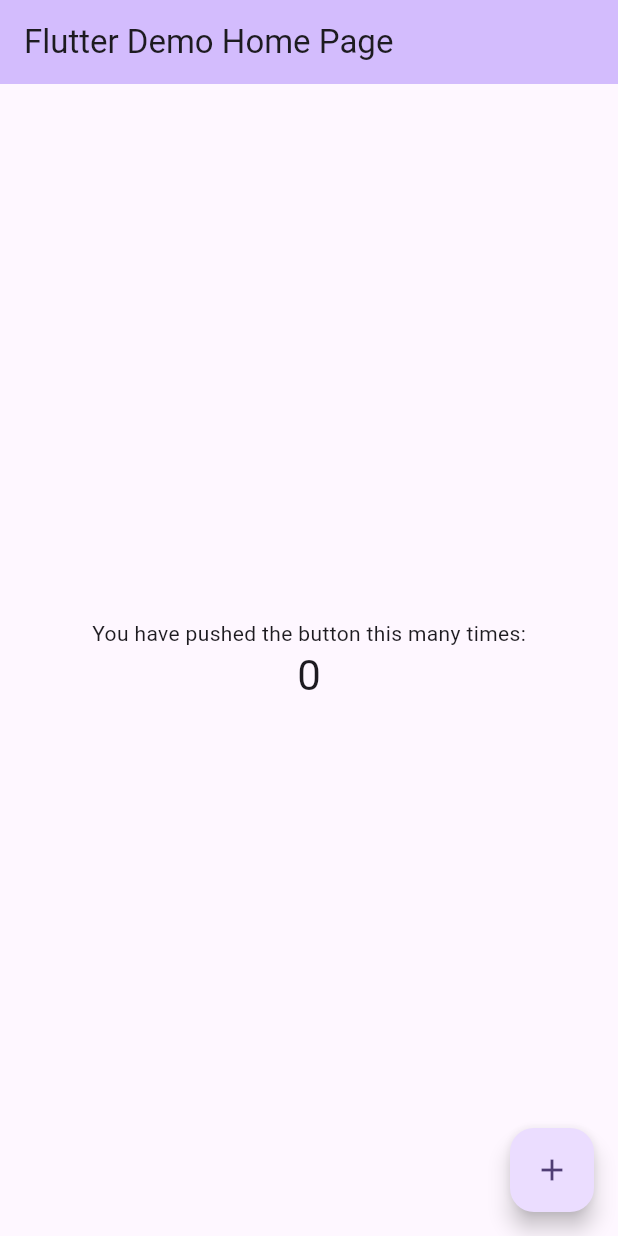
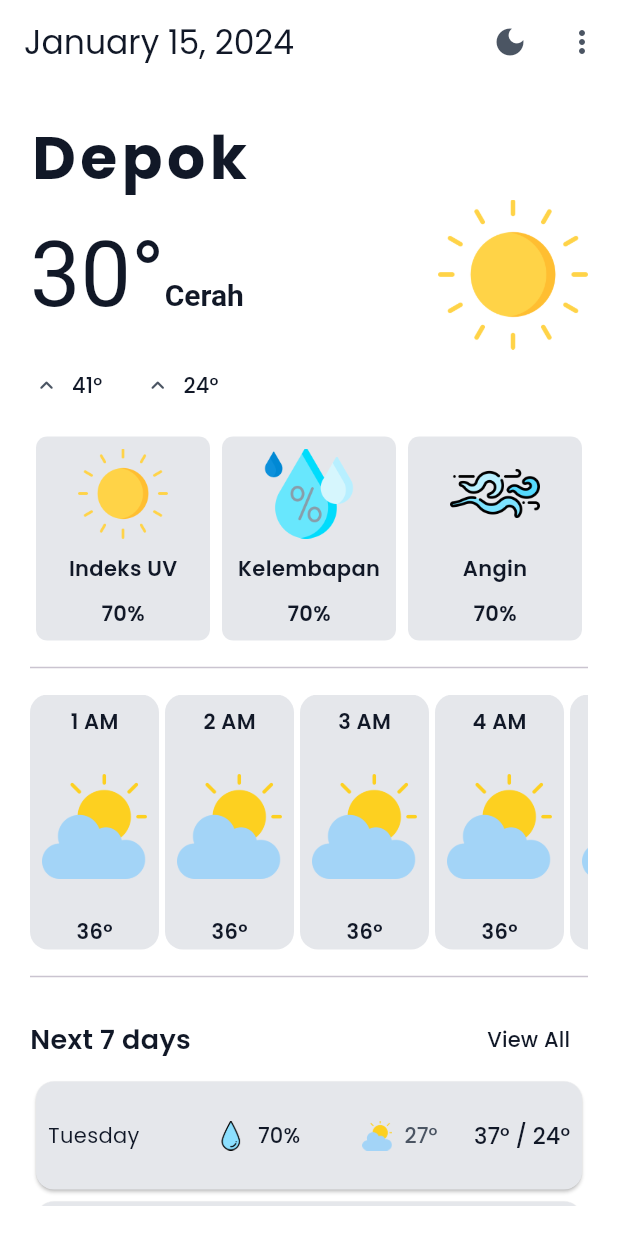
Before and after one commit to nandainun/weather_app_flutter, a Flutter app: the screen it shows after launch, on a phone screen of 412 x 824 dp. Run offline on Flutter 3.47's test engine with Material 3 defaults, Android fonts, the phone set to English and light mode, and no system bars; our stand-ins replace get, google_fonts, velocity_x.

Commit message:
theme mode

```diff
--- a/lib/consts/images.dart
+++ b/lib/consts/images.dart
@@ -1,3 +1,4 @@
-const String clouds = "assets/icons/clouds.png";
+const String clouds = "assets/icons/cloud.png";
 const String humidity = "assets/icons/humidity.png";
 const String windspeed = "assets/icons/windspeed.png";
+const String uv = "assets/weather/03w.png";
--- /dev/null
+++ b/lib/controllers/main_controller.dart
@@ -0,0 +1,11 @@
+import 'package:flutter/material.dart';
+import 'package:get/get.dart';
+
+class MainController extends GetxController {
+  var isDark = false.obs;
+
+  changeTheme() {
+    isDark.value = !isDark.value;
+    Get.changeThemeMode(isDark.value ? ThemeMode.dark : ThemeMode.light);
+  }
+}
--- a/lib/main.dart
+++ b/lib/main.dart
@@ -1,4 +1,12 @@
 import 'package:flutter/material.dart';
+import 'package:get/get.dart';
+import 'package:google_fonts/google_fonts.dart';
+import 'package:velocity_x/velocity_x.dart';
+import 'package:intl/intl.dart';
+import 'package:weather_app/consts/images.dart';
+import 'package:weather_app/consts/strings.dart';
+import 'package:weather_app/controllers/main_controller.dart';
+import 'package:weather_app/themes.dart';
 
 void main() {
   runApp(const MyApp());
@@ -10,116 +18,271 @@ class MyApp extends StatelessWidget {
   // This widget is the root of your application.
   @override
   Widget build(BuildContext context) {
-    return MaterialApp(
-      title: 'Flutter Demo',
-      theme: ThemeData(
-        // This is the theme of your application.
-        //
-        // TRY THIS: Try running your application with "flutter run". You'll see
-        // the application has a purple toolbar. Then, without quitting the app,
-        // try changing the seedColor in the colorScheme below to Colors.green
-        // and then invoke "hot reload" (save your changes or press the "hot
-        // reload" button in a Flutter-supported IDE, or press "r" if you used
-        // the command line to start the app).
-        //
-        // Notice that the counter didn't reset back to zero; the application
-        // state is not lost during the reload. To reset the state, use hot
-        // restart instead.
-        //
-        // This works for code too, not just values: Most code changes can be
-        // tested with just a hot reload.
-        colorScheme: ColorScheme.fromSeed(seedColor: Colors.deepPurple),
-        useMaterial3: true,
-      ),
-      home: const MyHomePage(title: 'Flutter Demo Home Page'),
+    return GetMaterialApp(
+      theme: CustomThemes.lighTheme,
+      darkTheme: CustomThemes.darkTheme,
+      themeMode: ThemeMode.light,
+      debugShowCheckedModeBanner: false,
+      home: const WeatherApp(),
+      title: 'Weather App',
     );
   }
 }
 
-class MyHomePage extends StatefulWidget {
-  const MyHomePage({super.key, required this.title});
-
-  // This widget is the home page of your application. It is stateful, meaning
-  // that it has a State object (defined below) that contains fields that affect
-  // how it looks.
-
-  // This class is the configuration for the state. It holds the values (in this
-  // case the title) provided by the parent (in this case the App widget) and
-  // used by the build method of the State. Fields in a Widget subclass are
-  // always marked "final".
-
-  final String title;
-
-  @override
-  State<MyHomePage> createState() => _MyHomePageState();
-}
-
-class _MyHomePageState extends State<MyHomePage> {
-  int _counter = 0;
-
-  void _incrementCounter() {
-    setState(() {
-      // This call to setState tells the Flutter framework that something has
-      // changed in this State, which causes it to rerun the build method below
-      // so that the display can reflect the updated values. If we changed
-      // _counter without calling setState(), then the build method would not be
-      // called again, and so nothing would appear to happen.
-      _counter++;
-    });
-  }
+class WeatherApp extends StatelessWidget {
+  const WeatherApp({super.key});
 
   @override
   Widget build(BuildContext context) {
-    // This method is rerun every time setState is called, for instance as done
-    // by the _incrementCounter method above.
-    //
-    // The Flutter framework has been optimized to make rerunning build methods
-    // fast, so that you can just rebuild anything that needs updating rather
-    // than having to individually change instances of widgets.
+    var date = DateFormat("yMMMMd").format(DateTime.now());
+    var theme = Theme.of(context);
+    var controller = Get.put(MainController());
+
     return Scaffold(
+      backgroundColor: theme.scaffoldBackgroundColor,
       appBar: AppBar(
-        // TRY THIS: Try changing the color here to a specific color (to
-        // Colors.amber, perhaps?) and trigger a hot reload to see the AppBar
-        // change color while the other colors stay the same.
-        backgroundColor: Theme.of(context).colorScheme.inversePrimary,
-        // Here we take the value from the MyHomePage object that was created by
-        // the App.build method, and use it to set our appbar title.
-        title: Text(widget.title),
+        backgroundColor: theme.scaffoldBackgroundColor,
+        title: date.text.color(theme.primaryColor).make(),
+        actions: [
+          Obx(
+            () => AnimatedSwitcher(
+              duration: const Duration(milliseconds: 10000),
+              child: IconButton(
+                onPressed: () {
+                  controller.changeTheme();
+                },
+                icon: Icon(
+                  controller.isDark.value ? Icons.light_mode : Icons.dark_mode,
+                  color: theme.iconTheme.color,
+                ),
+              ),
+            ),
+          ),
+          IconButton(
+            onPressed: () {},
+            icon: Icon(
+              Icons.more_vert,
+              color: theme.iconTheme.color,
+            ),
+          ),
+        ],
       ),
-      body: Center(
-        // Center is a layout widget. It takes a single child and positions it
-        // in the middle of the parent.
-        child: Column(
-          // Column is also a layout widget. It takes a list of children and
-          // arranges them vertically. By default, it sizes itself to fit its
-          // children horizontally, and tries to be as tall as its parent.
-          //
-          // Column has various properties to control how it sizes itself and
-          // how it positions its children. Here we use mainAxisAlignment to
-          // center the children vertically; the main axis here is the vertical
-          // axis because Columns are vertical (the cross axis would be
-          // horizontal).
-          //
-          // TRY THIS: Invoke "debug painting" (choose the "Toggle Debug Paint"
-          // action in the IDE, or press "p" in the console), to see the
-          // wireframe for each widget.
-          mainAxisAlignment: MainAxisAlignment.center,
-          children: <Widget>[
-            const Text(
-              'You have pushed the button this many times:',
-            ),
-            Text(
-              '$_counter',
-              style: Theme.of(context).textTheme.headlineMedium,
-            ),
-          ],
+      body: Container(
+        padding: const EdgeInsets.all(20),
+        child: SingleChildScrollView(
+          physics: const BouncingScrollPhysics(),
+          child: Column(
+            crossAxisAlignment: CrossAxisAlignment.start,
+            children: [
+              "Depok"
+                  .text
+                  .textStyle(GoogleFonts.poppins(fontSize: 40, fontWeight: FontWeight.bold))
+                  .color(theme.primaryColor)
+                  .letterSpacing(3)
+                  .make(),
+
+              // show degree and icons weather
+              Row(
+                mainAxisAlignment: MainAxisAlignment.spaceBetween,
+                children: [
+                  RichText(
+                    text: TextSpan(
+                      children: [
+                        TextSpan(
+                          text: "30$degree",
+                          style: TextStyle(
+                            fontSize: 60,
+                            color: theme.primaryColor,
+                          ),
+                        ),
+                        TextSpan(
+                          text: "Cerah",
+                          style: TextStyle(
+                            fontSize: 20,
+                            fontWeight: FontWeight.bold,
+                            color: theme.primaryColor,
+                          ),
+                        ),
+                      ],
+                    ),
+                  ),
+                  Image.asset(
+                    "assets/weather/03w.png",
+                    width: 100,
+                    height: 100,
+                  )
+                ],
+              ),
+
+              // description
+              Transform.translate(
+                offset: const Offset(-10, 0),
+                child: Row(
+                  mainAxisAlignment: MainAxisAlignment.start,
+                  children: [
+                    TextButton.icon(
+                      onPressed: () {},
+                      icon: Icon(
+                        Icons.expand_less_rounded,
+                        color: theme.iconTheme.color,
+                      ),
+                      label: "41$degree".text.color(theme.primaryColor).make(),
+                    ),
+                    TextButton.icon(
+                      onPressed: () {},
+                      icon: Icon(
+                        Icons.expand_less_rounded,
+                        color: theme.iconTheme.color,
+                      ),
+                      label: "24$degree".text.color(theme.primaryColor).make(),
+                    ),
+                  ],
+                ),
+              ),
+              10.heightBox,
+
+              Row(
+                mainAxisAlignment: MainAxisAlignment.spaceAround,
+                children: List.generate(
+                  3,
+                  (index) {
+                    var iconList = [uv, humidity, windspeed];
+                    var desc = ["Indeks UV", "Kelembapan", "Angin"];
+                    var values = ["70%", "70%", "70%"];
+                    return Column(
+                      children: [
+                        Image.asset(
+                          iconList[index],
+                          width: 100,
+                          height: 60,
+                        ),
+                        10.heightBox,
+                        desc[index].text.color(theme.primaryColor).semiBold.make(),
+                        10.heightBox,
+                        values[index].text.color(theme.primaryColor).semiBold.make(),
+                      ],
+                    ).box.color(theme.cardColor).padding(const EdgeInsets.all(8)).roundedSM.make();
+                  },
+                ),
+              ),
+
+              10.heightBox,
+              const Divider(),
+              10.heightBox,
+
+              SizedBox(
+                height: 170,
+                child: ListView.builder(
+                  scrollDirection: Axis.horizontal,
+                  physics: const BouncingScrollPhysics(),
+                  shrinkWrap: true,
+                  itemCount: 6,
+                  itemBuilder: (BuildContext context, int index) {
+                    return Container(
+                      padding: const EdgeInsets.all(8),
+                      margin: const EdgeInsets.only(right: 4),
+                      decoration: BoxDecoration(
+                        color: theme.cardColor,
+                        borderRadius: BorderRadius.circular(12),
+                      ),
+                      child: Column(
+                        children: [
+                          "${index + 1} AM".text.color(theme.primaryColor).semiBold.make(),
+                          Image.asset(
+                            "assets/weather/01w.png",
+                            height: 120,
+                            width: 70,
+                          ),
+                          "36$degree".text.color(theme.primaryColor).semiBold.make(),
+                        ],
+                      ),
+                    );
+                  },
+                ),
+              ),
+
+              10.heightBox,
+              const Divider(),
+              10.heightBox,
+
+              Row(
+                mainAxisAlignment: MainAxisAlignment.spaceBetween,
+                children: [
+                  "Next 7 days".text.size(18).semiBold.color(theme.primaryColor).make(),
+                  TextButton(
+                    onPressed: () {},
+                    child: "View All".text.color(theme.primaryColor).make(),
+                  ),
+                ],
+              ),
+              ListView.builder(
+                physics: const NeverScrollableScrollPhysics(),
+                shrinkWrap: true,
+                itemCount: 7,
+                itemBuilder: (BuildContext context, int index) {
+                  var day = DateFormat("EEEE").format(DateTime.now().add(Duration(days: index + 1)));
+                  return Card(
+                    color: theme.cardColor,
+                    child: Container(
+                      padding: const EdgeInsets.symmetric(horizontal: 8, vertical: 12),
+                      child: Row(
+                        mainAxisAlignment: MainAxisAlignment.spaceBetween,
+                        children: [
+                          Expanded(
+                            child: day.text.color(theme.primaryColor).make(),
+                          ),
+                          Expanded(
+                            child: TextButton.icon(
+                              onPressed: () {},
+                              icon: Image.asset(
+                                "assets/icons/water.png",
+                                width: 20,
+                              ),
+                              label: "70%".text.size(14).color(theme.primaryColor).make(),
+                            ),
+                          ),
+                          Expanded(
+                            child: TextButton.icon(
+                              onPressed: () {},
+                              icon: Image.asset(
+                                "assets/weather/01w.png",
+                                width: 20,
+                              ),
+                              label: "27$degree".text.size(14).color(theme.iconTheme.color).make(),
+                            ),
+                          ),
+                          RichText(
+                            text: TextSpan(
+                              children: [
+                                TextSpan(
+                                  text: "37$degree /",
+                                  style: GoogleFonts.poppins(
+                                    fontSize: 15,
+                                    color: theme.primaryColor,
+                                    fontWeight: FontWeight.w500,
+                                  ),
+                                ),
+                                TextSpan(
+                                  text: " 24$degree",
+                                  style: GoogleFonts.poppins(
+                                    fontSize: 15,
+                                    color: theme.primaryColor,
+                                    fontWeight: FontWeight.w500,
+                                  ),
+                                ),
+                              ],
+                            ),
+                          )
+                        ],
+                      ),
+                    ),
+                  );
+                },
+              ),
+            ],
+          ),
         ),
       ),
-      floatingActionButton: FloatingActionButton(
-        onPressed: _incrementCounter,
-        tooltip: 'Increment',
-        child: const Icon(Icons.add),
-      ), // This trailing comma makes auto-formatting nicer for build methods.
     );
   }
 }
--- /dev/null
+++ b/lib/themes.dart
@@ -0,0 +1,30 @@
+import 'package:flutter/material.dart';
+import 'package:google_fonts/google_fonts.dart';
+import 'package:velocity_x/velocity_x.dart';
+import 'package:weather_app/consts/colors.dart';
+
+class CustomThemes {
+  static final lighTheme = ThemeData(
+    textTheme: GoogleFonts.poppinsTextTheme(
+      Typography.material2021().black,
+    ),
+    scaffoldBackgroundColor: Colors.white,
+    primaryColor: Vx.gray900,
+    iconTheme: const IconThemeData(
+      color: Vx.gray600,
+    ),
+    cardColor: Vx.gray200,
+  );
+
+  static final darkTheme = ThemeData(
+    textTheme: GoogleFonts.poppinsTextTheme(
+      Typography.material2021().black,
+    ),
+    scaffoldBackgroundColor: bgColor,
+    primaryColor: Colors.white,
+    iconTheme: const IconThemeData(
+      color: Colors.white,
+    ),
+    cardColor: cardColor,
+  );
+}
--- a/pubspec.yaml
+++ b/pubspec.yaml
@@ -39,6 +39,7 @@ dependencies:
   get: ^4.6.6
   geolocator: ^10.1.0
   http: ^1.1.2
+  google_fonts: ^6.1.0
 
 dev_dependencies:
   flutter_test:
@@ -63,8 +64,9 @@ flutter:
   uses-material-design: true
 
   # To add assets to your application, add an assets section, like this:
-  # assets:
-  #   - images/a_dot_burr.jpeg
+  assets:
+    - assets/icons/
+    - assets/weather/
   #   - images/a_dot_ham.jpeg
 
   # An image asset can refer to one or more resolution-specific "variants", see
```
Also changed, not shown: assets/icons/cloud.png (renamed from assets/cloud.png), assets/icons/humidity.png (renamed from assets/humidity.png), assets/icons/water.png (added), assets/icons/windspeed.png (renamed from assets/windspeed.png), assets/weather/01w.png (added), assets/weather/02w.png (added), assets/weather/03w.png (added), assets/weather/04w.png (added), pubspec.lock, 1 other file.
